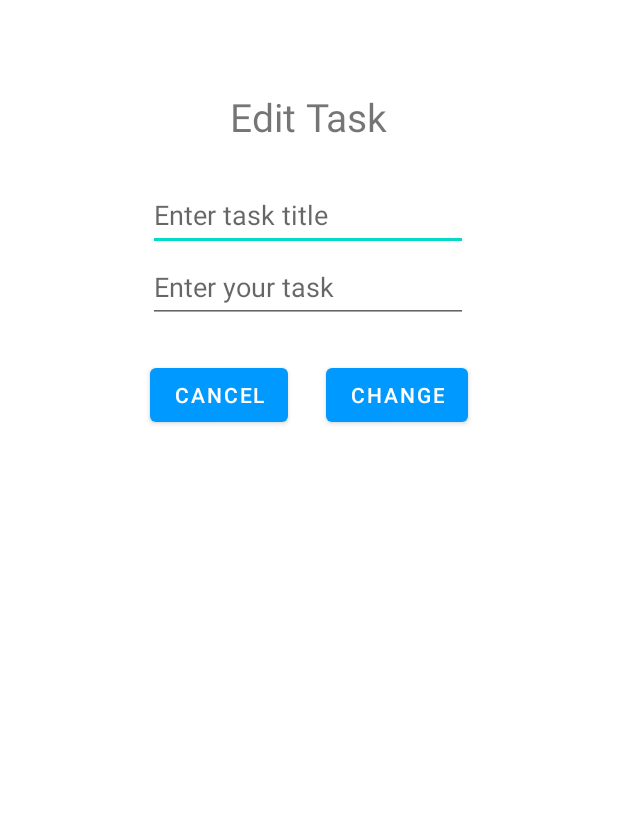
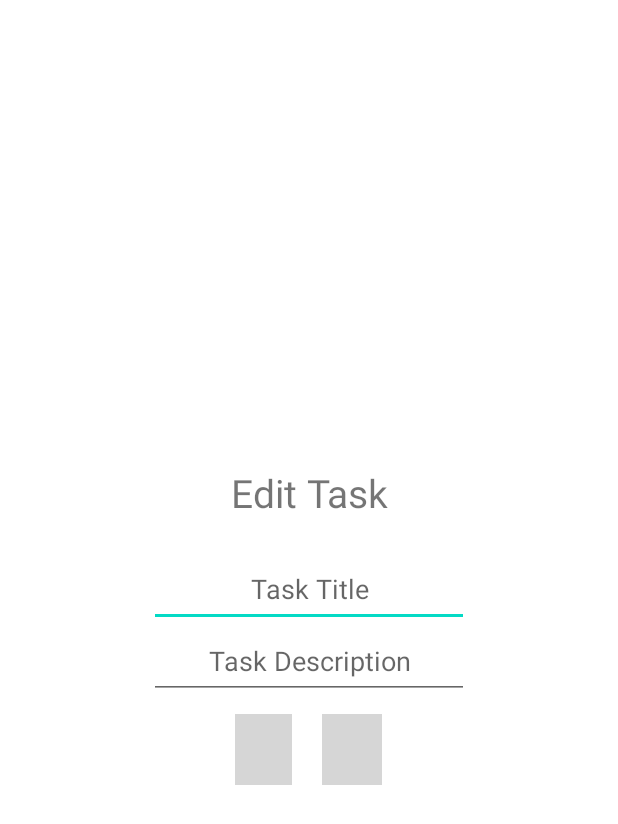
Before and after one commit to faisal-alfariheedi/Task_Timer, an Android app: the layout fragment_custom_dialog.xml on its own in the app's theme, with its tools: preview values and no code run, on a phone screen of 412 x 824 dp. Shown: the top 824 px of the screen. Run offline under Robolectric (Android 15) with nearby library versions, the phone set to English and light mode, and no system bars; grey boxes are pictures that could not be loaded.

Commit message:
Update UI Look

```diff
--- a/app/src/main/java/com/example/task_timer/Editor.kt
+++ b/app/src/main/java/com/example/task_timer/Editor.kt
@@ -44,8 +44,8 @@ class Editor : Fragment() {
         return v
     }
     fun init(v: View) {
-        taskTitle = v.findViewById(R.id.taskTitle)
-        taskDescription = v.findViewById(R.id.taskDescription)
+       // taskTitle = v.findViewById(R.id.taskTitle)
+        //taskDescription = v.findViewById(R.id.taskDescription)
 
         taskNameET = v.findViewById(R.id.taskNameET)
         taskDescET = v.findViewById(R.id.taskDesET)
--- a/app/src/main/java/com/example/task_timer/MainActivity.kt
+++ b/app/src/main/java/com/example/task_timer/MainActivity.kt
@@ -1,7 +1,9 @@
 package com.example.task_timer
 
+import android.graphics.drawable.AnimationDrawable
 import androidx.appcompat.app.AppCompatActivity
 import android.os.Bundle
+import androidx.constraintlayout.widget.ConstraintLayout
 
 //view model will return live data
 //use this
@@ -15,5 +17,6 @@ class MainActivity : AppCompatActivity() {
     override fun onCreate(savedInstanceState: Bundle?) {
         super.onCreate(savedInstanceState)
         setContentView(R.layout.activity_main)
+
     }
 }
--- a/app/src/main/res/layout/activity_main.xml
+++ b/app/src/main/res/layout/activity_main.xml
@@ -2,6 +2,7 @@
 <androidx.constraintlayout.widget.ConstraintLayout xmlns:android="http://schemas.android.com/apk/res/android"
     xmlns:app="http://schemas.android.com/apk/res-auto"
     xmlns:tools="http://schemas.android.com/tools"
+    android:id="@+id/clMain"
     android:layout_width="match_parent"
     android:layout_height="match_parent"
     tools:context=".MainActivity">
--- a/app/src/main/res/layout/fragment_custom_dialog.xml
+++ b/app/src/main/res/layout/fragment_custom_dialog.xml
@@ -5,18 +5,25 @@
     android:layout_width="match_parent"
     android:layout_height="match_parent">
 
+    <LinearLayout
+        android:layout_width="match_parent"
+        android:layout_height="wrap_content"
+        android:gravity="center"
+        android:orientation="vertical"
+        app:layout_constraintBottom_toBottomOf="parent"
+        app:layout_constraintEnd_toEndOf="parent"
+        app:layout_constraintStart_toStartOf="parent"
+        app:layout_constraintTop_toTopOf="parent"
+        android:layout_margin="24dp">
+
         <TextView
             android:id="@+id/textView2"
             android:layout_width="wrap_content"
             android:layout_height="wrap_content"
-        android:layout_marginTop="60dp"
+            android:layout_marginTop="20dp"
+            android:gravity="center_horizontal"
             android:text="Edit Task"
-        android:textSize="26sp"
-        app:layout_constraintEnd_toEndOf="parent"
-        app:layout_constraintLeft_toLeftOf="parent"
-        app:layout_constraintRight_toRightOf="parent"
-        app:layout_constraintStart_toStartOf="parent"
-        app:layout_constraintTop_toTopOf="parent" />
+            android:textSize="26sp" />
 
         <EditText
             android:id="@+id/etTitle"
@@ -24,13 +31,10 @@
             android:layout_height="wrap_content"
             android:layout_marginTop="24dp"
             android:ems="10"
-        android:hint="Enter task title"
+            android:gravity="center_horizontal"
+            android:hint="Task Title"
             android:inputType="textPersonName"
             android:minHeight="48dp"
-        app:layout_constraintEnd_toEndOf="parent"
-        app:layout_constraintHorizontal_bias="0.497"
-        app:layout_constraintStart_toStartOf="parent"
-        app:layout_constraintTop_toBottomOf="@+id/textView2"
             tools:ignore="DuplicateClickableBoundsCheck" />
 
         <EditText
@@ -38,33 +42,40 @@
             android:layout_width="wrap_content"
             android:layout_height="wrap_content"
             android:ems="10"
-        android:hint="Enter your task"
+            android:gravity="center_horizontal"
+            android:hint="Task Description"
             android:inputType="textPersonName"
-        android:minHeight="48dp"
-        app:layout_constraintEnd_toEndOf="parent"
-        app:layout_constraintHorizontal_bias="0.497"
-        app:layout_constraintStart_toStartOf="parent"
-        app:layout_constraintTop_toBottomOf="@+id/etTitle" />
+            android:minHeight="48dp" />
 
-    <Button
+        <LinearLayout
+            android:layout_width="match_parent"
+            android:layout_height="match_parent"
+            android:gravity="center"
+            android:orientation="horizontal">
+
+            <ImageButton
+                android:id="@+id/btnCancel"
+                android:layout_width="38dp"
+                android:layout_height="match_parent"
+                android:background="@drawable/cancel"
+                android:gravity="center"
+                android:layout_margin="10dp"
+                android:padding="20dp" />
+
+            <ImageButton
                 android:id="@+id/btnChange"
-        android:layout_width="wrap_content"
-        android:layout_height="wrap_content"
-        android:layout_marginTop="24dp"
-        android:layout_marginEnd="100dp"
-        android:text="Change"
-        app:layout_constraintEnd_toEndOf="parent"
-        app:layout_constraintTop_toBottomOf="@+id/etDec" />
+                android:layout_width="40dp"
+                android:layout_height="47dp"
+                android:layout_margin="10dp"
+                android:background="@drawable/saveupdate"
+                android:gravity="center"
 
-    <Button
-        android:id="@+id/btnCancel"
-        android:layout_width="wrap_content"
-        android:layout_height="wrap_content"
-        android:layout_marginStart="100dp"
-        android:layout_marginTop="24dp"
-        android:text="Cancel"
-        app:layout_constraintStart_toStartOf="parent"
-        app:layout_constraintTop_toBottomOf="@+id/etDec" />
+                android:padding="20dp"
+                android:paddingEnd="20dp" />
+
+
+        </LinearLayout>
+    </LinearLayout>
 
 
 </androidx.constraintlayout.widget.ConstraintLayout>
--- a/app/src/main/res/values/colors.xml
+++ b/app/src/main/res/values/colors.xml
@@ -1,6 +1,7 @@
 <?xml version="1.0" encoding="utf-8"?>
 <resources>
     <color name="colorPrimary">#0099ff</color>
+    <color name="Primary">#5BBAC6</color>
     <color name="primaryDark">#AFCAC5</color>
     <color name="colorAccent">#d81b60</color>
     <color name="teal_200">#FF03DAC5</color>
--- a/app/src/main/res/values/themes.xml
+++ b/app/src/main/res/values/themes.xml
@@ -2,7 +2,7 @@
     <!-- Base application theme. -->
     <style name="Theme.Task_Timer" parent="Theme.MaterialComponents.DayNight.DarkActionBar">
         <!-- Primary brand color. -->
-        <item name="colorPrimary">@color/colorPrimary</item>
+        <item name="colorPrimary">@color/Primary</item>
         <item name="colorPrimaryVariant">@color/primaryDark</item>
         <item name="colorOnPrimary">@color/white</item>
         <!-- Secondary brand color. -->
```
Also changed, not shown: app/src/main/java/com/example/task_timer/Main.kt (+10 -0 lines), app/src/main/res/layout/fragment_editor.xml (+9 -22 lines), app/src/main/res/layout/fragment_main.xml (+18 -3 lines), app/src/main/res/layout/rvlist.xml (+6 -1 lines), app/src/main/res/layout/rvlisttime.xml (+16 -4 lines). Lines whose indentation alone changed are shown as unchanged.
